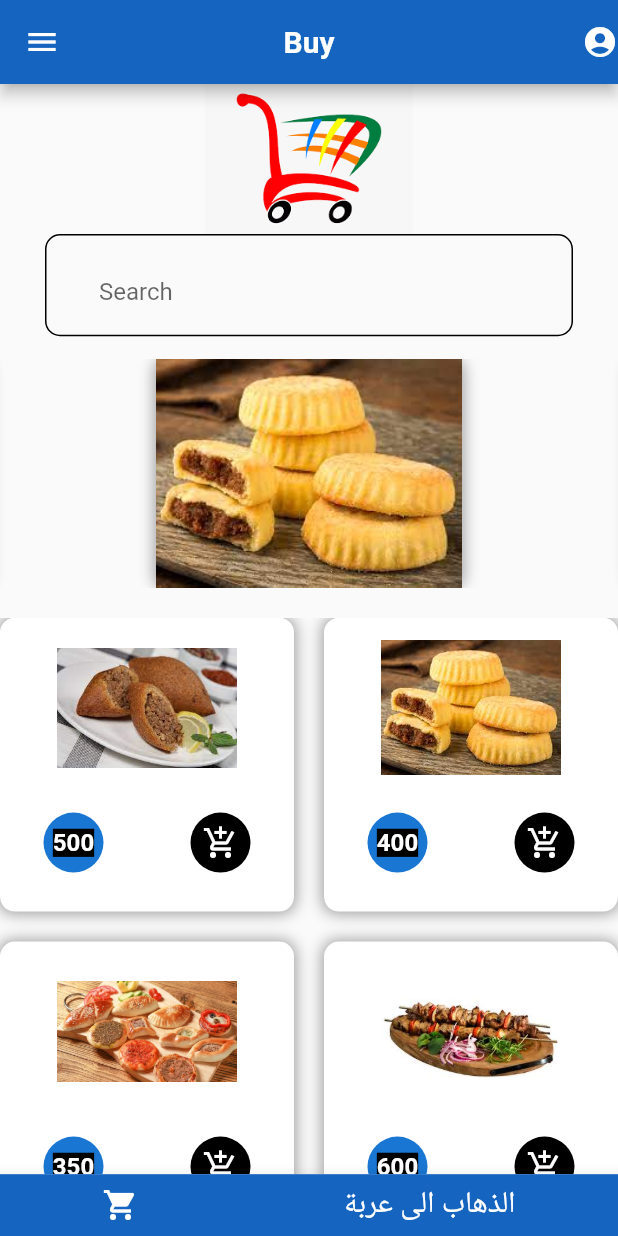
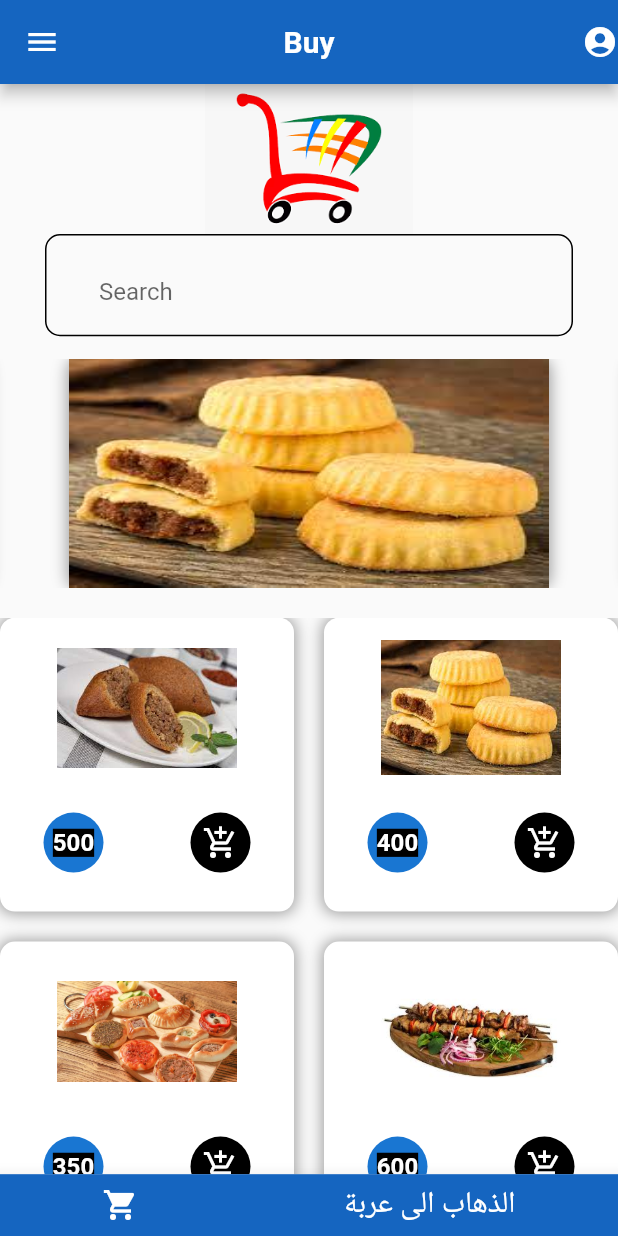
Before and after one commit to mohammadfaidi/KHeccomarce, a Flutter app: the home_screen screen opened directly, on a phone screen of 412 x 824 dp. Run offline on Flutter 3.47's test engine with Material 2 defaults, Android fonts, the phone set to English and light mode, and no system bars; drawn by our look-alikes of carousel_slider; network calls fail.

Commit message:
Cursoal ->add width media query in container

```diff
--- a/lib/index.dart
+++ b/lib/index.dart
@@ -36,6 +36,7 @@ Padding(
 SizedBox(height:15),
 CarouselSlider(items: [
 Container(
+  width: MediaQuery.of(context).size.width,
   margin: EdgeInsets.symmetric(horizontal:5),
   decoration: BoxDecoration(
     color: Colors.blue,
```
